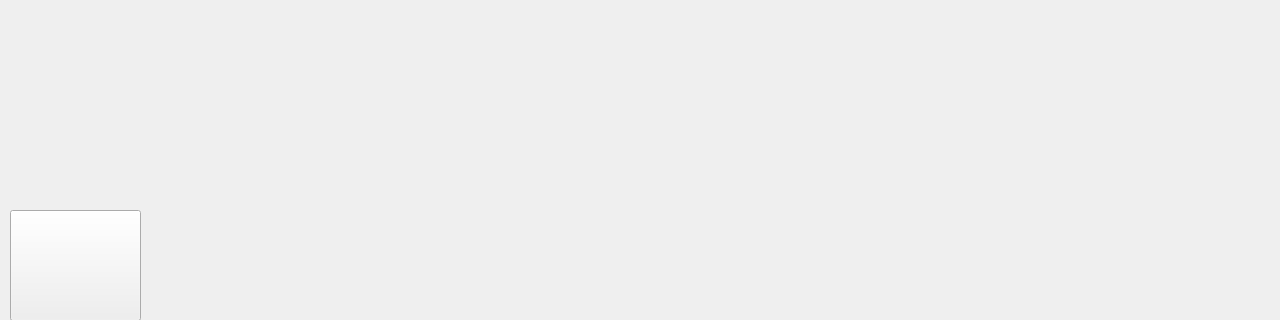
This is mainwindow.ui in lucaspaupie/tp-poo-oca as Qt 5 draws it before an edit; both pictures show x 0 to 1280 and y 400 to 720 of the 1280 by 720 pixel window. The edited form follows.
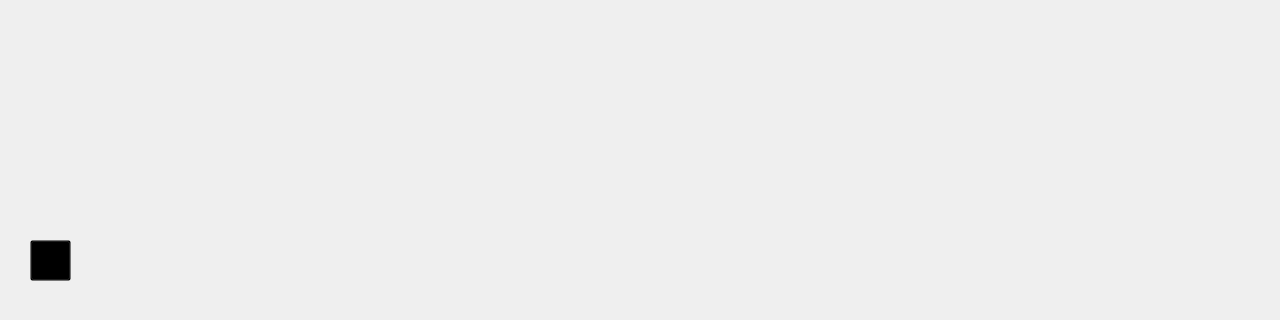
This is the edited form. Icons and pictures are not drawn.

Commit message: ui acomodada por completo

Diff of the .ui file:
```diff
--- a/mainwindow.ui
+++ b/mainwindow.ui
@@ -23,7 +23,7 @@
    <widget class="QStackedWidget" name="stackedWidget">
     <property name="geometry">
      <rect>
-      <x>-150</x>
+      <x>0</x>
       <y>0</y>
       <width>1441</width>
       <height>721</height>
@@ -50,7 +50,7 @@
      <widget class="QPushButton" name="botoncomenzar">
       <property name="geometry">
        <rect>
-        <x>1030</x>
+        <x>500</x>
         <y>570</y>
         <width>271</width>
         <height>81</height>
@@ -67,17 +67,18 @@
      <widget class="QPushButton" name="botoncerrar">
       <property name="geometry">
        <rect>
-        <x>160</x>
-        <y>610</y>
-        <width>131</width>
-        <height>111</height>
+        <x>30</x>
+        <y>640</y>
+        <width>41</width>
+        <height>41</height>
        </rect>
       </property>
       <property name="styleSheet">
-       <string notr="true">background-image: url(:/new/prefix1/imagenes/Salir.png);
+       <string notr="true">#botoncerrar{
+background-image: url(:/new/prefix1/imagenes/Salir.png);
+background-color: transparent;
 background-repeat: no-repeat;
-background-position: center;
-background-size: 5px;</string>
+}</string>
       </property>
       <property name="text">
        <string/>
```
Left out of the diff: 19 changed lines with no effect on the pictures. The commit also changes 1 other file.
